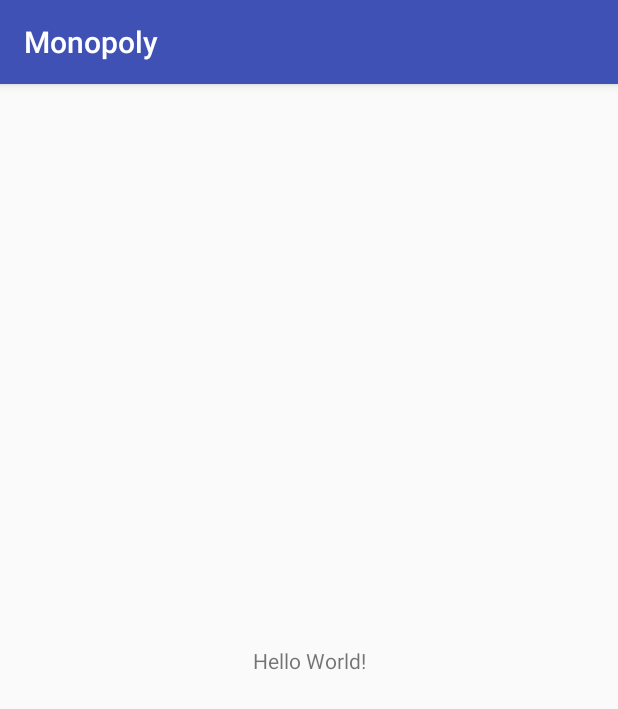
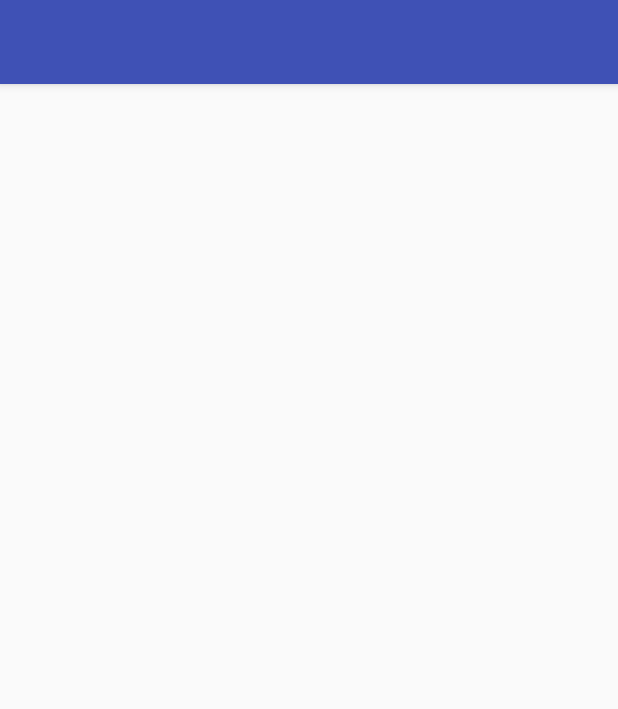
Before and after one commit to relish-wang/Monopoly, an Android app: the screen it shows after launch (MainActivity), on a phone screen of 412 x 824 dp. Shown: the top 709 px of the screen. Run offline under Robolectric (Android 15) with nearby library versions, the phone set to English and light mode, and no system bars.

Commit message:
feat: build a frame for the monopoly and add TODOs.

```diff
--- a/app/build.gradle
+++ b/app/build.gradle
@@ -19,10 +19,11 @@ android {
 }
 
 dependencies {
-    implementation fileTree(dir: 'libs', include: ['*.jar'])
+    implementation fileTree(include: ['*.jar'], dir: 'libs')
     implementation 'com.android.support:appcompat-v7:26.1.0'
-    implementation 'com.android.support.constraint:constraint-layout:1.0.2'
     testImplementation 'junit:junit:4.12'
     androidTestImplementation 'com.android.support.test:runner:1.0.1'
     androidTestImplementation 'com.android.support.test.espresso:espresso-core:3.0.1'
+    implementation 'com.android.support:design:27.0.2'
+    implementation 'com.android.support:recyclerview-v7:27.0.2'
 }
--- a/app/src/main/AndroidManifest.xml
+++ b/app/src/main/AndroidManifest.xml
@@ -3,13 +3,14 @@
     package="wang.relish.monopoly">
 
     <application
+        android:name=".App"
         android:allowBackup="true"
         android:icon="@mipmap/ic_launcher"
         android:label="@string/app_name"
         android:roundIcon="@mipmap/ic_launcher_round"
         android:supportsRtl="true"
         android:theme="@style/AppTheme">
-        <activity android:name=".MainActivity">
+        <activity android:name=".activity.MainActivity">
             <intent-filter>
                 <action android:name="android.intent.action.MAIN" />
 
--- /dev/null
+++ b/app/src/main/java/wang/relish/monopoly/App.java
@@ -0,0 +1,19 @@
+package wang.relish.monopoly;
+
+import android.app.Application;
+import android.content.Context;
+
+/**
+ * @author Relish Wang
+ * @since 2018/02/19
+ */
+public class App extends Application {
+
+    public static Context CONTEXT;
+
+    @Override
+    public void onCreate() {
+        super.onCreate();
+        CONTEXT = this;
+    }
+}
--- a/app/src/main/res/layout/activity_main.xml
+++ b/app/src/main/res/layout/activity_main.xml
@@ -1,18 +1,23 @@
 <?xml version="1.0" encoding="utf-8"?>
-<android.support.constraint.ConstraintLayout xmlns:android="http://schemas.android.com/apk/res/android"
+<LinearLayout xmlns:android="http://schemas.android.com/apk/res/android"
     xmlns:app="http://schemas.android.com/apk/res-auto"
     xmlns:tools="http://schemas.android.com/tools"
     android:layout_width="match_parent"
     android:layout_height="match_parent"
-    tools:context="wang.relish.monopoly.MainActivity">
+    android:orientation="vertical"
+    tools:context="wang.relish.monopoly.activity.MainActivity">
 
-    <TextView
-        android:layout_width="wrap_content"
+    <android.support.design.widget.AppBarLayout
+        android:layout_width="match_parent"
         android:layout_height="wrap_content"
-        android:text="Hello World!"
-        app:layout_constraintBottom_toBottomOf="parent"
-        app:layout_constraintLeft_toLeftOf="parent"
-        app:layout_constraintRight_toRightOf="parent"
-        app:layout_constraintTop_toTopOf="parent" />
+        android:theme="@style/AppTheme.AppBarOverlay">
 
-</android.support.constraint.ConstraintLayout>
+        <android.support.v7.widget.Toolbar
+            android:id="@+id/toolbar"
+            android:layout_width="match_parent"
+            android:layout_height="?attr/actionBarSize"
+            android:background="?attr/colorPrimary"
+            app:popupTheme="@style/AppTheme.PopupOverlay" />
+    </android.support.design.widget.AppBarLayout>
+
+</LinearLayout>
--- /dev/null
+++ b/app/src/main/res/menu/main.xml
@@ -0,0 +1,16 @@
+<?xml version="1.0" encoding="utf-8"?>
+<menu xmlns:android="http://schemas.android.com/apk/res/android"
+    xmlns:app="http://schemas.android.com/apk/res-auto">
+    <item
+        android:id="@+id/menu_turn"
+        android:title="@string/turn"
+        app:showAsAction="ifRoom" />
+    <item
+        android:id="@+id/menu_reset"
+        android:title="@string/reset"
+        app:showAsAction="ifRoom" />
+    <item
+        android:id="@+id/menu_add_user"
+        android:title="@string/add"
+        app:showAsAction="always" />
+</menu>
--- a/app/src/main/res/values/strings.xml
+++ b/app/src/main/res/values/strings.xml
@@ -1,3 +1,6 @@
 <resources>
     <string name="app_name">Monopoly</string>
+    <string name="add">+</string>
+    <string name="reset">重置</string>
+    <string name="turn">回合</string>
 </resources>
--- a/app/src/main/res/values/styles.xml
+++ b/app/src/main/res/values/styles.xml
@@ -1,11 +1,14 @@
 <resources>
 
     <!-- Base application theme. -->
-    <style name="AppTheme" parent="Theme.AppCompat.Light.DarkActionBar">
+    <style name="AppTheme" parent="Theme.AppCompat.Light.NoActionBar">
         <!-- Customize your theme here. -->
         <item name="colorPrimary">@color/colorPrimary</item>
         <item name="colorPrimaryDark">@color/colorPrimaryDark</item>
         <item name="colorAccent">@color/colorAccent</item>
     </style>
 
+    <style name="AppTheme.AppBarOverlay" parent="ThemeOverlay.AppCompat.Dark.ActionBar" />
+
+    <style name="AppTheme.PopupOverlay" parent="ThemeOverlay.AppCompat.Light" />
 </resources>
```
Also changed, not shown: app/src/main/java/wang/relish/monopoly/MainActivity.java (deleted, +0 -13 lines), app/src/main/java/wang/relish/monopoly/activity/MainActivity.java (added, +41 -0 lines), app/src/main/java/wang/relish/monopoly/db/DBHelper.java (added, +30 -0 lines), app/src/main/java/wang/relish/monopoly/entity/Record.java (added, +57 -0 lines), app/src/main/java/wang/relish/monopoly/entity/User.java (added, +38 -0 lines).
